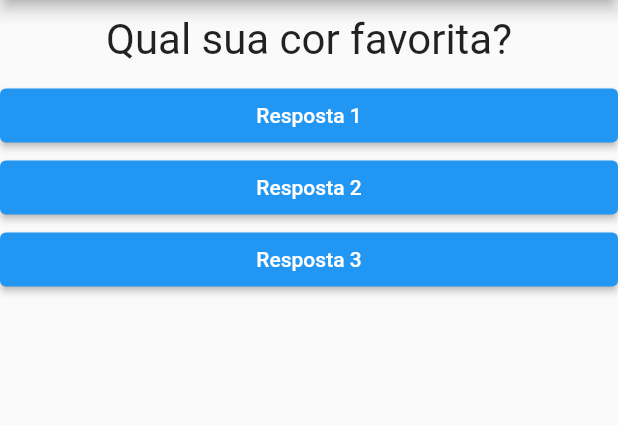
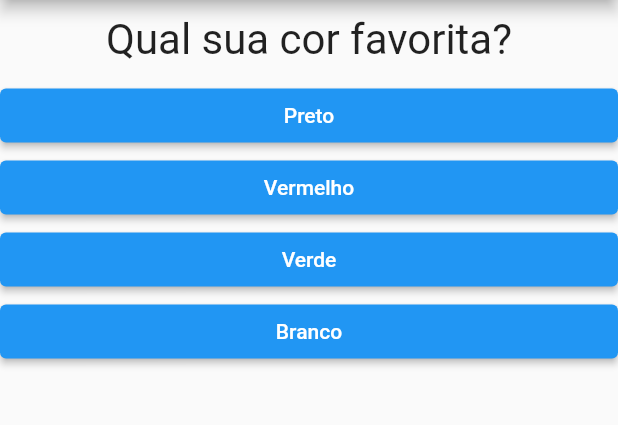
Before and after one commit to Souza83/projeto_perguntas, a Flutter app: the screen it shows after launch, on a phone screen of 412 x 824 dp, the part 84-509 px from its top. Run offline on Flutter 3.47's test engine with Material 2 defaults, Android fonts, the phone set to English and light mode, and no system bars.

Commit message:
Lista para Widgets, de forma impearativa (OBS: Erro na apliacção, não troca a pergunta após seleção da resposta.)

```diff
--- a/lib/main.dart
+++ b/lib/main.dart
@@ -15,8 +15,6 @@ class _PerguntaAppState extends State<PerguntaApp> {
     setState(() {
       _perguntaSelecionada++; //operador unário de incremento
     });
-
-    print(_perguntaSelecionada);
   }
 
   @override //Decorador que demonstra ao StatelessWidget é obrigado implementar
@@ -35,6 +33,13 @@ class _PerguntaAppState extends State<PerguntaApp> {
         'respostas': ['Maria', 'João', 'Leo', 'Pedro'],
       },
     ];
+
+    List<Widget> respostas = [];
+
+    for (var textoResp in perguntas[_perguntaSelecionada].cast()['respostas']) {
+      respostas.add(Resposta(textoResp, _responder));
+    }
+
     return MaterialApp(
       home: Scaffold(
         //Inicia a estrutura da aplicação
@@ -44,9 +49,7 @@ class _PerguntaAppState extends State<PerguntaApp> {
         body: Column(
           children: [
             Questao(perguntas[_perguntaSelecionada]['texto'].toString()),
-            Resposta('Resposta 1', _responder),
-            Resposta('Resposta 2', _responder),
-            Resposta('Resposta 3', _responder),
+            ...respostas, // ...: Esse operador Spred que adiciona lista à lista
           ], // children
         ),
       ),
--- a/lib/resposta.dart
+++ b/lib/resposta.dart
@@ -11,9 +11,15 @@ class Resposta extends StatelessWidget {
     return Container(
       width: double.infinity, //Estica o Botão na largura do container
       child: ElevatedButton(
-        //textColor: Colors.white,
-        //color: Colors.blue,
-        child: Text(texto),
+        style: ElevatedButton.styleFrom(
+          primary: Colors.blue,
+        ),
+        child: Text(
+          texto,
+          style: TextStyle(
+            color: Colors.white,
+          ),
+        ),
         onPressed: quandoSelecionado,
       ),
     );
```
